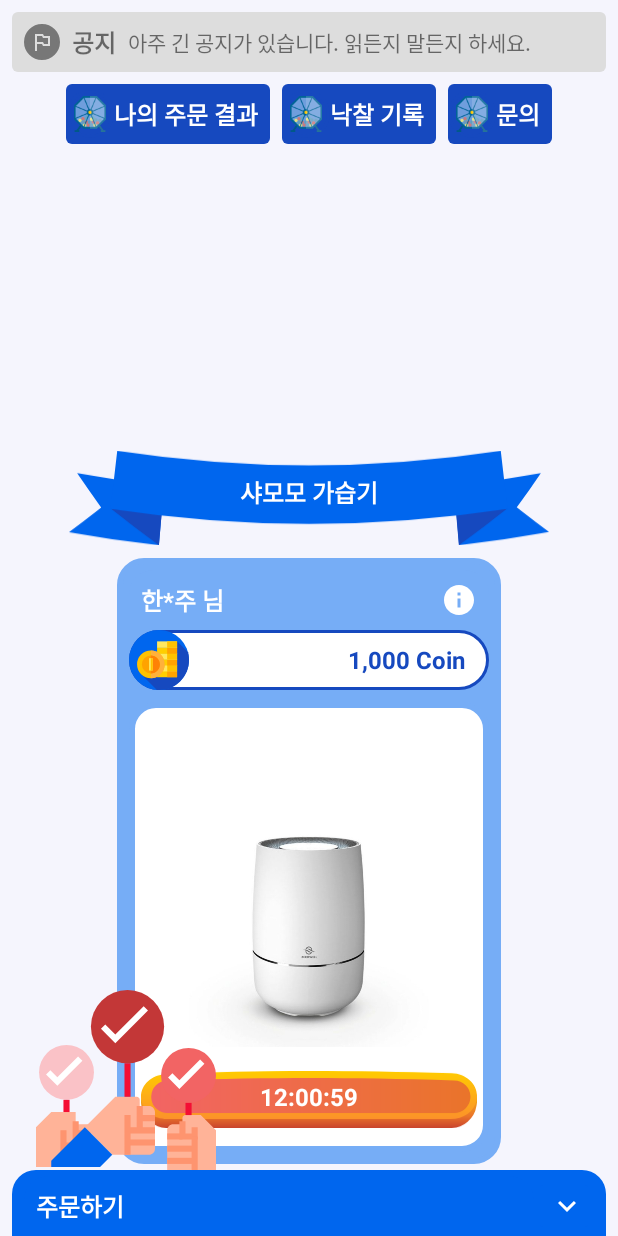
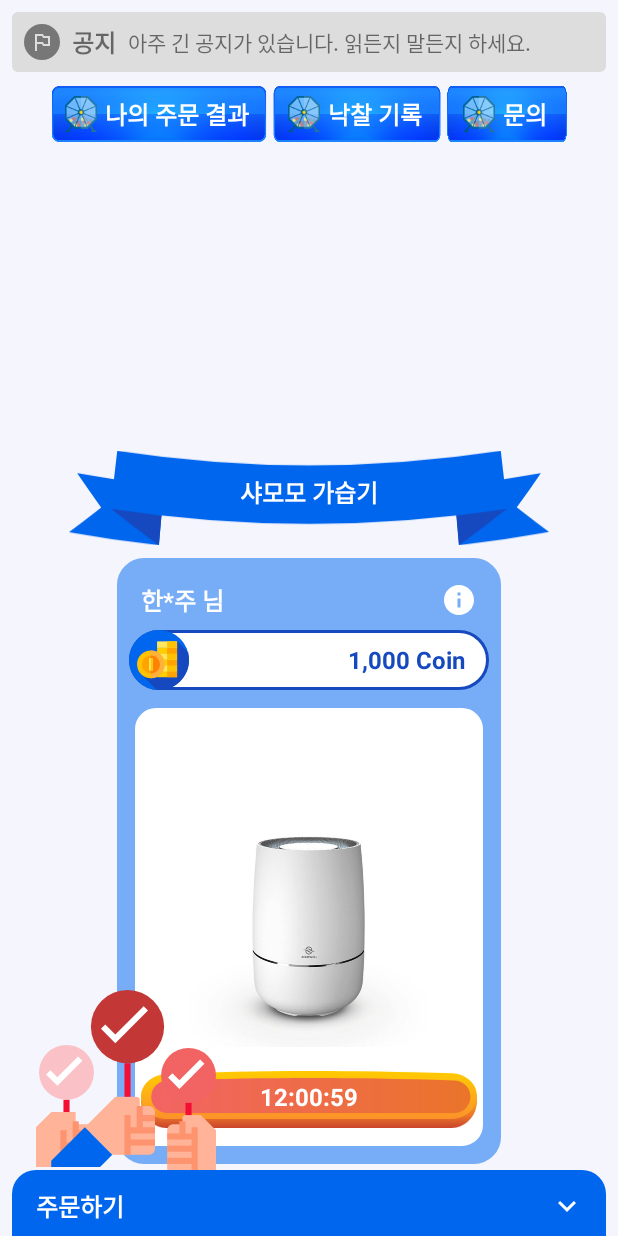
Before and after one commit to hanescargot/lotto_game, an Android app: the fragment FragmentAuction shown on its own in the app's theme, on a phone screen of 412 x 824 dp. Run offline under Robolectric (Android 15) with nearby library versions, the phone set to English and light mode, and no system bars; network calls fail.

Commit message:
before auction

```diff
--- a/app/build.gradle
+++ b/app/build.gradle
@@ -36,6 +36,7 @@ dependencies {
     implementation 'androidx.constraintlayout:constraintlayout:2.1.0'
     implementation 'androidx.legacy:legacy-support-v4:1.0.0'
     implementation 'com.google.code.gson:gson:2.8.8'
+    implementation 'com.android.volley:volley:1.2.1'
     testImplementation 'junit:junit:4.+'
     androidTestImplementation 'androidx.test.ext:junit:1.1.3'
     androidTestImplementation 'androidx.test.espresso:espresso-core:3.4.0'
--- a/app/src/main/AndroidManifest.xml
+++ b/app/src/main/AndroidManifest.xml
@@ -1,6 +1,8 @@
 <?xml version="1.0" encoding="utf-8"?>
 <manifest xmlns:android="http://schemas.android.com/apk/res/android"
     package="com.pyrion.game.lotto_shopping">
+
+    <uses-permission android:name="android.permission.INTERNET"/>
 
     <application
         android:allowBackup="true"
@@ -8,6 +10,7 @@
         android:label="@string/app_name"
         android:roundIcon="@mipmap/ic_launcher_round"
         android:supportsRtl="true"
+        android:usesCleartextTraffic="true"
         android:theme="@style/Theme.Lotto_shopping">
         <activity android:name=".MainActivity">
             <intent-filter>
--- a/app/src/main/java/com/pyrion/game/lotto_shopping/NumberPadAdapter.java
+++ b/app/src/main/java/com/pyrion/game/lotto_shopping/NumberPadAdapter.java
@@ -56,9 +56,7 @@ public class NumberPadAdapter extends BaseAdapter {
         textView.setText((position+1)+"");
         ImageView iv = convertView.findViewById(R.id.iv);
 
-        Log.i("num_arr_R",NumberPad.buyNumbers+"");
         int checkedNum = Integer.parseInt(textView.getText().toString());
-        Log.i("contain", checkedNum +"");
         iv.setVisibility(View.INVISIBLE);
         if (NumberPad.buyNumbers.contains(checkedNum)){
             iv.setVisibility(View.VISIBLE);
--- /dev/null
+++ b/app/src/main/res/drawable/btn_selector.xml
@@ -0,0 +1,6 @@
+<?xml version="1.0" encoding="utf-8"?>
+<selector xmlns:android="http://schemas.android.com/apk/res/android">
+    <item android:state_pressed="true"
+        android:drawable="@drawable/btn_blue" /> <!-- pressed -->
+    <item android:drawable="@drawable/btn_dark" /> <!-- default -->
+</selector>
--- a/app/src/main/res/layout/component_auction_btn.xml
+++ b/app/src/main/res/layout/component_auction_btn.xml
@@ -2,19 +2,18 @@
 <LinearLayout
     xmlns:android="http://schemas.android.com/apk/res/android"
     android:layout_below="@id/top_box"
-    android:layout_width="wrap_content"
+    android:layout_width="144dp"
     android:layout_height="40dp"
     android:orientation="horizontal"
-    android:background="@drawable/box_round_noti"
-    android:backgroundTint="@color/main_blue_dark"
-    android:layout_marginHorizontal="4dp"
+    android:background="@drawable/btn_selector"
+    android:clickable="true"
+    android:layout_marginHorizontal="2dp"
+    android:gravity="center"
     >
     <ImageView
         android:layout_width="32dp"
         android:layout_height="32dp"
         android:src="@drawable/ic_buy_random_icon"
-        android:background="@drawable/auction_round_money_box_light"
-        android:backgroundTint="@color/main_blue_dark"
         android:layout_gravity="center"
         android:padding="4dp"
         />
--- a/app/src/main/res/layout/component_auction_btn2.xml
+++ b/app/src/main/res/layout/component_auction_btn2.xml
@@ -2,19 +2,18 @@
 <LinearLayout
     xmlns:android="http://schemas.android.com/apk/res/android"
     android:layout_below="@id/top_box"
-    android:layout_width="wrap_content"
+    android:layout_width="112dp"
     android:layout_height="40dp"
     android:orientation="horizontal"
-    android:background="@drawable/box_round_noti"
-    android:backgroundTint="@color/main_blue_dark"
-    android:layout_marginHorizontal="4dp"
+    android:layout_marginHorizontal="2dp"
+    android:background="@drawable/btn_selector"
+    android:clickable="true"
+    android:gravity="center"
     >
     <ImageView
         android:layout_width="32dp"
         android:layout_height="32dp"
         android:src="@drawable/ic_buy_random_icon"
-        android:background="@drawable/auction_round_money_box_light"
-        android:backgroundTint="@color/main_blue_dark"
         android:layout_gravity="center"
         android:padding="4dp"
         />
--- a/app/src/main/res/layout/component_auction_btn3.xml
+++ b/app/src/main/res/layout/component_auction_btn3.xml
@@ -2,19 +2,18 @@
 <LinearLayout
     xmlns:android="http://schemas.android.com/apk/res/android"
     android:layout_below="@id/top_box"
-    android:layout_width="wrap_content"
+    android:layout_width="80dp"
     android:layout_height="40dp"
     android:orientation="horizontal"
-    android:background="@drawable/box_round_noti"
-    android:backgroundTint="@color/main_blue_dark"
-    android:layout_marginHorizontal="4dp"
+    android:background="@drawable/btn_selector"
+    android:clickable="true"
+    android:layout_marginHorizontal="2dp"
+    android:gravity="center"
     >
     <ImageView
         android:layout_width="32dp"
         android:layout_height="32dp"
         android:src="@drawable/ic_buy_random_icon"
-        android:background="@drawable/auction_round_money_box_light"
-        android:backgroundTint="@color/main_blue_dark"
         android:layout_gravity="center"
         android:padding="4dp"
         />
--- a/app/src/main/res/layout/component_key_pad.xml
+++ b/app/src/main/res/layout/component_key_pad.xml
@@ -288,7 +288,7 @@
                     android:layout_marginRight="8dp"
                     android:textColor="@color/main_blue_bg"
                     android:textStyle="bold"
-                    android:text="확인"
+                    android:text="주문"
                     />
                 <Button
                     android:layout_height="match_parent"
--- a/app/src/main/res/layout/fragment_auction.xml
+++ b/app/src/main/res/layout/fragment_auction.xml
@@ -20,7 +20,8 @@
             android:layout_width="match_parent"
             android:layout_height="wrap_content"
             android:orientation="horizontal"
-            android:layout_below="@id/noti">
+            android:layout_below="@id/noti"
+            >
             <include layout="@layout/component_auction_btn"/>
             <include layout="@layout/component_auction_btn2"/>
             <include layout="@layout/component_auction_btn3"/>
--- a/app/src/main/res/layout/fragment_histroy.xml
+++ b/app/src/main/res/layout/fragment_histroy.xml
@@ -20,6 +20,7 @@
             android:layout_height="wrap_content"
             >
             <ImageButton
+                android:id="@+id/btn_left"
                 android:layout_alignParentLeft="true"
                 android:layout_width="72dp"
                 android:layout_height="match_parent"
@@ -27,15 +28,17 @@
                 android:src="@drawable/ic_baseline_arrow_left_24"
                 />
             <TextView
+                android:id="@+id/drw_no"
                 android:layout_centerInParent="true"
                 android:layout_width="wrap_content"
                 android:layout_height="wrap_content"
                 style="@style/CustomTextWhite"
                 android:textSize="20sp"
-                android:text="287 회"/>
+                android:text="1 회"/>
 
 
             <ImageButton
+                android:id="@+id/btn_right"
                 android:layout_alignParentRight="true"
                 android:layout_width="72dp"
                 android:layout_height="match_parent"
```
Also changed, not shown: app/src/main/java/com/pyrion/game/lotto_shopping/FragmentHistory.java (+149 -1 lines), app/src/main/java/com/pyrion/game/lotto_shopping/MainActivity.java (+21 -1 lines), app/src/main/java/com/pyrion/game/lotto_shopping/data/Lotto.java (added, +22 -0 lines), app/src/main/res/drawable/btn_blue.png (added), app/src/main/res/drawable/btn_dark.png (added).
